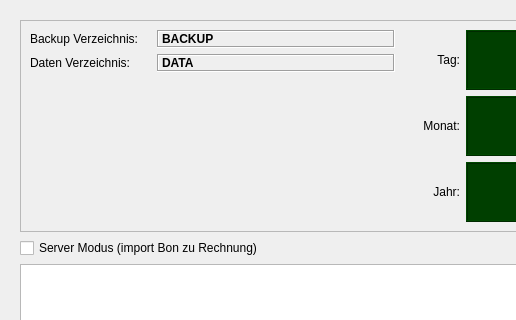
Above: src/ui/qrkhome.ui from todvora/qrk-registrier-kasse before the change; both pictures show x 0 to 516 and y 0 to 320 of the 796 by 447 pixel window. Below: the same form after it.
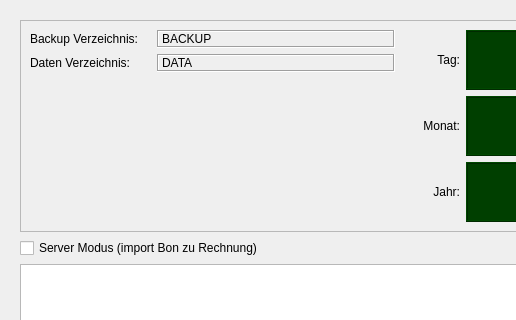
That is the form after the change. Icons and pictures are not drawn.

Commit message: add FontSelector class

Diff of the .ui file:
```diff
--- a/src/ui/qrkhome.ui
+++ b/src/ui/qrkhome.ui
@@ -80,13 +80,6 @@
                        <verstretch>0</verstretch>
                       </sizepolicy>
                      </property>
-                     <property name="font">
-                      <font>
-                       <family>Arial</family>
-                       <weight>75</weight>
-                       <bold>true</bold>
-                      </font>
-                     </property>
                      <property name="frameShape">
                       <enum>QFrame::Box</enum>
                      </property>
@@ -139,13 +132,6 @@
                        <verstretch>0</verstretch>
                       </sizepolicy>
                      </property>
-                     <property name="font">
-                      <font>
-                       <family>Arial</family>
-                       <weight>75</weight>
-                       <bold>true</bold>
-                      </font>
-                     </property>
                      <property name="frameShape">
                       <enum>QFrame::Box</enum>
                      </property>
```
The commit also changes 12 other files.
